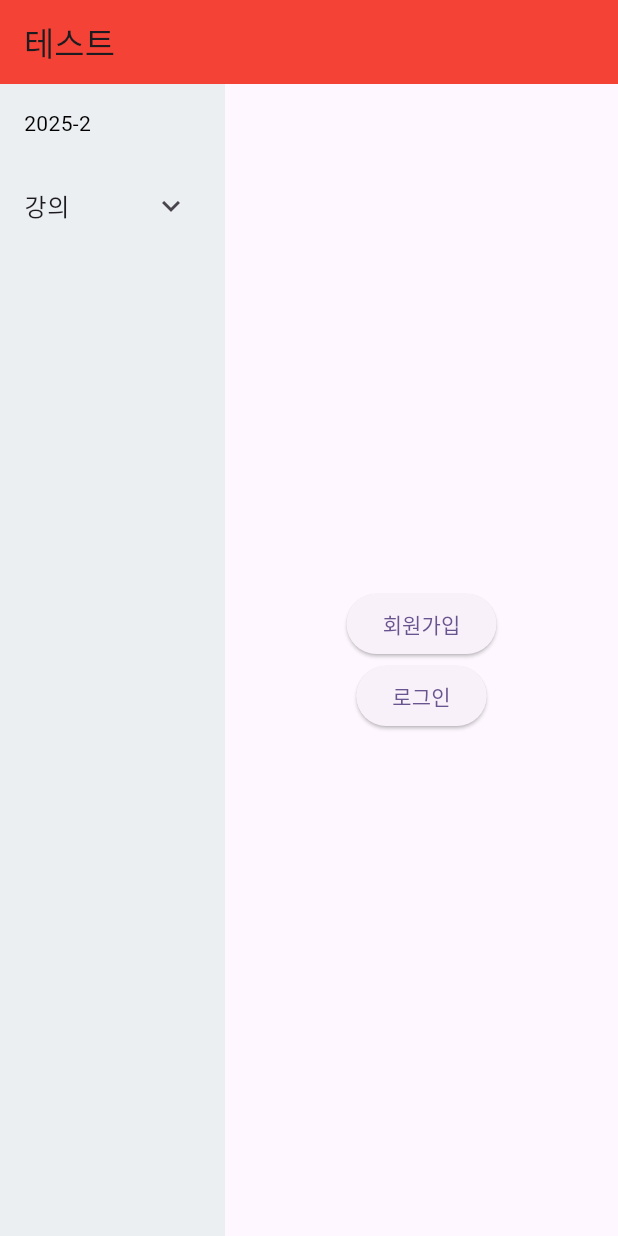
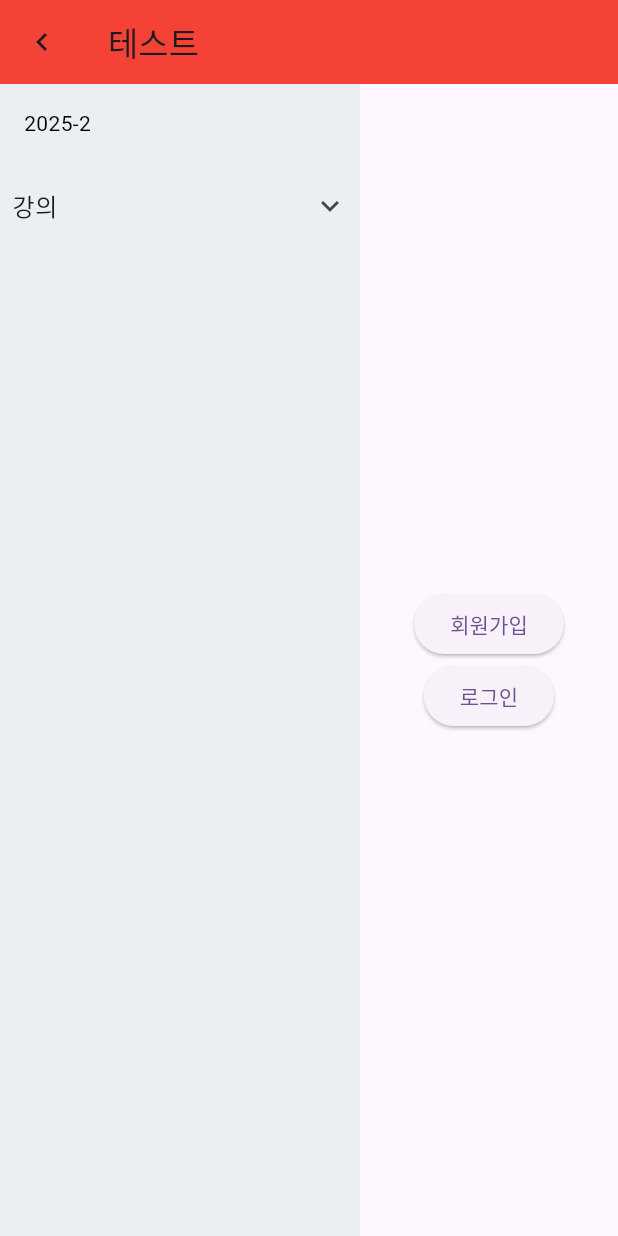
Before and after one commit to UOU-IT-2025-Summer/Frontend, a Flutter app: the screen it shows after launch, on a phone screen of 412 x 824 dp. Run offline on Flutter 3.47's test engine with Material 3 defaults, Android fonts, the phone set to English and light mode, and no system bars; our stand-ins replace go_router.

Commit message:
사이드바 여닫이 버튼(기능) 추가

```diff
--- a/lib/page/dashboardLayout.dart
+++ b/lib/page/dashboardLayout.dart
@@ -1,23 +1,41 @@
-// dashboardLayout.dart
 import 'package:flutter/material.dart';
 import 'sidebar.dart';
 
-class SidebarLayout extends StatelessWidget {
+class SidebarLayout extends StatefulWidget {
   final Widget child;
 
   const SidebarLayout({super.key, required this.child});
 
   @override
+  State<SidebarLayout> createState() => _SidebarLayoutState();
+}
+
+class _SidebarLayoutState extends State<SidebarLayout> {
+  bool isCollapsed = false;
+
+  @override
   Widget build(BuildContext context) {
     return Scaffold(
       appBar: AppBar(
-        title: Text("테스트"),
+        title: const Text("테스트"),
         backgroundColor: Colors.red,
+        leading: IconButton(
+          icon: Icon(isCollapsed ? Icons.chevron_right : Icons.chevron_left),
+          onPressed: () {
+            setState(() {
+              isCollapsed = !isCollapsed;
+            });
+          },
+        ),
       ),
       body: Row(
         children: [
-          sidebar(),
-          Expanded(child: child),
+          // 슬라이드 제거: Container만 사용
+          Container(
+            width: isCollapsed ? 0 : 240,
+            child: Sidebar(isCollapsed: isCollapsed),
+          ),
+          Expanded(child: widget.child),
         ],
       ),
     );
--- a/lib/page/sidebar.dart
+++ b/lib/page/sidebar.dart
@@ -1,39 +1,67 @@
 import 'package:flutter/material.dart';
 
-class sidebar extends StatelessWidget {
+class Sidebar extends StatelessWidget {
+  final bool isCollapsed;
+
+  const Sidebar({super.key, required this.isCollapsed});
+
   @override
   Widget build(BuildContext context) {
+    if (isCollapsed) {
+      return const SizedBox(width: 0); // 사이드바 완전 숨김
+    }
+
     return Container(
-      width: 150,
       color: Colors.blueGrey[50],
-      child: ListView(
+      width: 240,
+      child: Column(
+        crossAxisAlignment: CrossAxisAlignment.start,
         children: [
           const Padding(
             padding: EdgeInsets.all(16.0),
-            child: Text('2025-2',
+            child: Text(
+              '2025-2',
               style: TextStyle(color: Colors.black),
             ),
           ),
-          ExpansionTile(
-            title: const Text('강의'),
+          Expanded(
+            child: ListView(
               children: [
                 ExpansionTile(
-              title: const Text('강의 목록'),
+                  key: const PageStorageKey('강의'),
+                  tilePadding: const EdgeInsets.symmetric(horizontal: 8),
+                  title: const Text('강의', overflow: TextOverflow.ellipsis),
                   children: [
-                ListTile(title: Text('옥철영의 발헤임 강의')),
-                ListTile(title: Text('안민수의 128비트 연산'))
+                    ExpansionTile(
+                      key: const PageStorageKey('강의 목록'),
+                      tilePadding: const EdgeInsets.symmetric(horizontal: 8),
+                      title: const Text('강의 목록', overflow: TextOverflow.ellipsis),
+                      children: const [
+                        ListTile(
+                          title: Text('옥철영의 발헤임 강의', overflow: TextOverflow.ellipsis),
+                        ),
+                        ListTile(
+                          title: Text('안민수의 128비트 연산', overflow: TextOverflow.ellipsis),
+                        ),
                       ],
                     ),
                     ExpansionTile(
-                title: const Text('즐겨찾는 강의'),
-                children: [
-                  ListTile(title: Text('')),
+                      key: const PageStorageKey('즐겨찾는 강의'),
+                      tilePadding: const EdgeInsets.symmetric(horizontal: 8),
+                      title: const Text('즐겨찾는 강의', overflow: TextOverflow.ellipsis),
+                      children: const [
+                        ListTile(
+                          title: Text('즐겨찾는 항목 없음'),
+                        ),
                       ],
                     ),
                   ],
                 ),
               ],
             ),
+          ),
+        ],
+      ),
     );
   }
 }
```
Lines whose indentation alone changed are shown as unchanged.
